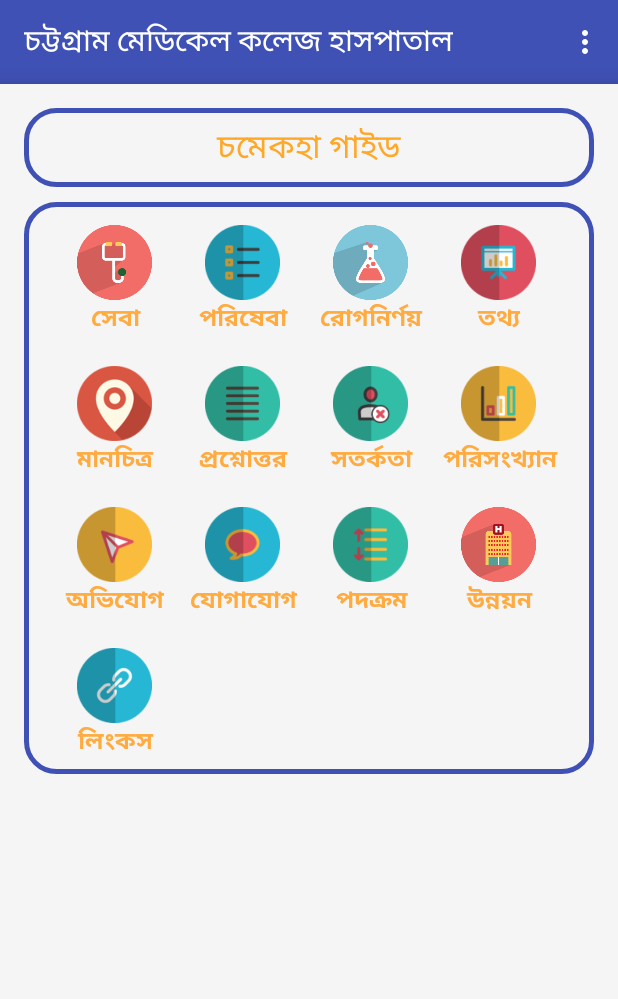
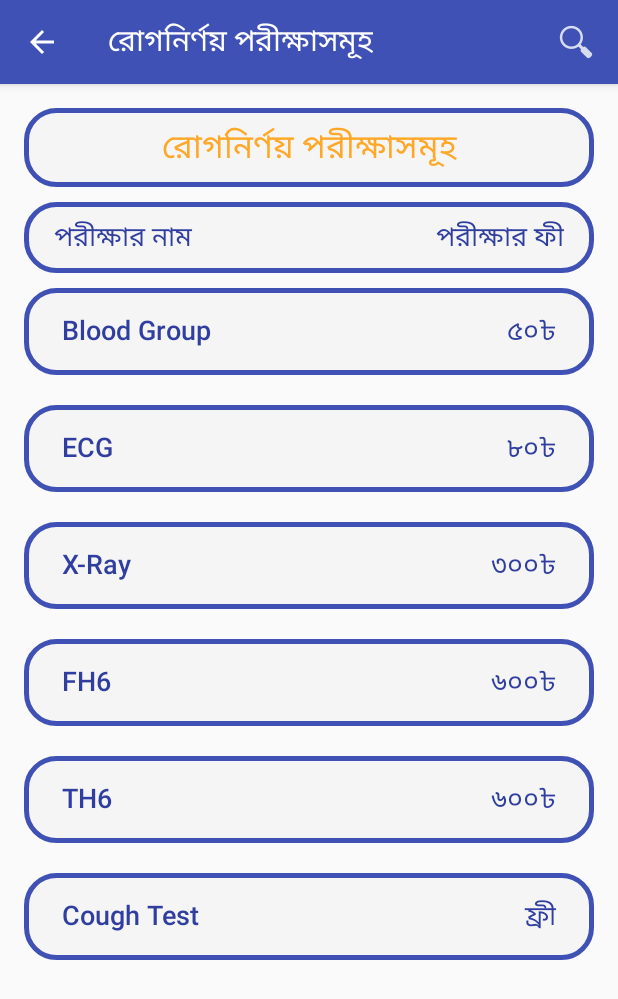
Before and after one commit to Probstat-Infolab/CMCHGuide, an Android app: the screen it shows after launch (MainActivity before the commit, TestListActivity after it), after a tap on "রোগনির্ণয়", on a phone screen of 412 x 824 dp. Shown: the top 999 px of the screen. Run offline under Robolectric (Android 15) with nearby library versions, the phone set to English and light mode, and no system bars.

Commit message:
Fifth Commit - Implemented Tests option

```diff
--- a/app/src/main/java/com/probstatinfolab/cmchguide/MainActivity.java
+++ b/app/src/main/java/com/probstatinfolab/cmchguide/MainActivity.java
@@ -13,6 +13,7 @@ import android.view.MenuItem;
 import android.widget.AdapterView;
 import android.widget.GridView;
 
+import com.probstatinfolab.rognirnoy.TestListActivity;
 import com.probstatinfolab.sheba.SebaActivity;
 
 import java.util.ArrayList;
@@ -58,6 +59,9 @@ public class MainActivity extends AppCompatActivity {
 
                 } else if(position == 2){
 
+                    Intent intent = new Intent(MainActivity.this, TestListActivity.class);
+                    /*intent.addFlags(Intent.FLAG_ACTIVITY_CLEAR_TOP);*/
+                    startActivity(intent);
 
                 }else if(position == 3){
 
--- /dev/null
+++ b/app/src/main/java/com/probstatinfolab/rognirnoy/Test.java
@@ -0,0 +1,48 @@
+package com.probstatinfolab.rognirnoy;
+
+/**
+ * Created by RONY on 25-10-16.
+ */
+public class Test {
+
+    String testName, testFee, testPlace, testPrerequisite;
+
+    public Test(String testName, String testFee, String testPlace, String testPrerequisite) {
+        this.testName = testName;
+        this.testFee = testFee;
+        this.testPlace = testPlace;
+        this.testPrerequisite = testPrerequisite;
+    }
+
+    public String getTestName() {
+        return testName;
+    }
+
+    public String getTestPlace() {
+        return testPlace;
+    }
+
+    public void setTestPrerequisite(String testPrerequisite) {
+        this.testPrerequisite = testPrerequisite;
+    }
+
+    public void setTestName(String testName) {
+        this.testName = testName;
+    }
+
+    public void setTestFee(String testFee) {
+        this.testFee = testFee;
+    }
+
+    public void setTestPlace(String testPlace) {
+        this.testPlace = testPlace;
+    }
+
+    public String getTestPrerequisite() {
+        return testPrerequisite;
+    }
+
+    public String getTestFee() {
+        return testFee;
+    }
+}
--- /dev/null
+++ b/app/src/main/java/com/probstatinfolab/rognirnoy/TestListActivity.java
@@ -0,0 +1,219 @@
+package com.probstatinfolab.rognirnoy;
+
+import android.support.v4.app.NavUtils;
+import android.support.v7.app.AppCompatActivity;
+import android.os.Bundle;
+import android.view.Menu;
+import android.view.MenuItem;
+
+import com.probstatinfolab.cmchguide.R;
+
+import android.app.SearchManager;
+import android.content.Context;
+import android.content.Intent;
+import android.support.v4.app.NavUtils;
+import android.support.v7.app.AppCompatActivity;
+import android.os.Bundle;
+import android.support.v7.widget.SearchView;
+import android.view.LayoutInflater;
+import android.view.Menu;
+import android.view.MenuItem;
+import android.view.View;
+import android.view.ViewGroup;
+import android.widget.AdapterView;
+import android.widget.BaseAdapter;
+import android.widget.ListView;
+import android.widget.TextView;
+import java.util.ArrayList;
+
+public class TestListActivity extends AppCompatActivity  implements SearchView.OnQueryTextListener, SearchView.OnCloseListener{
+
+
+    ArrayList<Test> testList;
+    ListView testListView;
+    TestListAdapter testListAdapter;
+
+    SearchView searchView;
+    SearchManager searchManager;
+
+
+
+    @Override
+    protected void onCreate(Bundle savedInstanceState) {
+        super.onCreate(savedInstanceState);
+        setContentView(R.layout.activity_test_list);
+
+        getSupportActionBar().setHomeButtonEnabled(true);
+        getSupportActionBar().setDisplayHomeAsUpEnabled(true);
+
+        testListView = (ListView) findViewById(R.id.listViewTest);
+        loadTestList("");
+        testListView.setOnItemClickListener(new AdapterView.OnItemClickListener() {
+            @Override
+            public void onItemClick(AdapterView<?> parent, View view, int position, long id) {
+
+                Intent intent = new Intent(TestListActivity.this, TestDetailsActivity.class);
+
+                TextView tv = (TextView) view.findViewById(R.id.textViewTestFee);
+
+                String testFee= tv.getText().toString();
+                String testName = testList.get(position).getTestName();
+                String testPlace = testList.get(position).getTestPlace();
+                String testPre = testList.get(position).getTestPrerequisite();
+
+                intent.putExtra("TestName",testName);
+                intent.putExtra("TestFee", testFee);
+                intent.putExtra("TestPlace", testPlace);
+                intent.putExtra("TestPre", testPre);
+                startActivity(intent);
+            }
+        });
+
+        searchManager = (SearchManager)getSystemService(SEARCH_SERVICE);
+
+    }
+
+    @Override
+    public boolean onCreateOptionsMenu(Menu menu) {
+        // Inflate the menu; this adds items to the action bar if it is present.
+        getMenuInflater().inflate(R.menu.menu_testlist, menu);
+
+
+        SearchView searchView = (SearchView) menu.findItem(R.id.action_search_test).getActionView();
+        SearchManager searchManager = (SearchManager) getSystemService(SEARCH_SERVICE);
+        searchView.setSearchableInfo(searchManager.getSearchableInfo(getComponentName()));
+        searchView.setOnQueryTextListener(this);
+        searchView.setOnCloseListener(this);
+        searchView.setIconifiedByDefault(false);
+        return super.onCreateOptionsMenu(menu);
+        //searchView.requestFocus();
+    }
+
+    @Override
+    public boolean onOptionsItemSelected(MenuItem item) {
+        // Handle action bar item clicks here. The action bar will
+        // automatically handle clicks on the Home/Up button, so long
+        // as you specify a parent activity in AndroidManifest.xml.
+        int id = item.getItemId();
+
+        if(id == android.R.id.home){
+
+            NavUtils.navigateUpFromSameTask(this);
+
+        }
+        return super.onOptionsItemSelected(item);
+    }
+
+    private ArrayList<Test> getTestList(String k){
+
+        ArrayList<Test> temp = new ArrayList<Test>();
+        String testName[] = getResources().getStringArray(R.array.test_names);
+        String testPlaces[] = getResources().getStringArray(R.array.test_place);
+        String testFees[] = getResources().getStringArray(R.array.test_fee);
+        String testPre[] = getResources().getStringArray(R.array.test_prerequisite);
+
+        for(int i=0; i<testName.length; i++){
+            temp.add(new Test(testName[i], testFees[i], testPlaces[i], testPre[i]));
+        }
+
+        if(k.equals("")){
+
+            return temp;
+
+        }else{
+
+            for(int i= 0; i<testList.size(); i++){
+
+                if(!testList.get(i).getTestName().toLowerCase().contains(k.toLowerCase())){
+                    testList.remove(i);
+                    i-=1;
+                }
+
+            }
+            temp = testList;
+        }
+
+        return temp;
+    }
+
+    public void loadTestList(String key){
+
+        testList = getTestList(key);
+        testListAdapter = new TestListAdapter(testList, getApplicationContext());
+        testListView.setAdapter(testListAdapter);
+
+    }
+
+    @Override
+    public boolean onClose() {
+        //Toast.makeText(getApplicationContext(), "On close", Toast.LENGTH_SHORT).show();
+        return false;
+    }
+
+    @Override
+    public boolean onQueryTextSubmit(String query) {
+        //Toast.makeText(getApplicationContext(), query, Toast.LENGTH_SHORT).show();
+        return false;
+    }
+
+    @Override
+    public boolean onQueryTextChange(String newText) {
+        //Toast.makeText(getApplicationContext(), newText, Toast.LENGTH_SHORT).show();
+
+        loadTestList(newText);
+        return false;
+    }
+
+
+    private class TestListAdapter extends BaseAdapter{
+
+        Context context;
+        ArrayList<Test> testList;
+
+        public TestListAdapter(ArrayList<Test> testList, Context context) {
+            this.testList = testList;
+            this.context = context;
+        }
+
+        @Override
+        public int getCount() {
+            return testList.size();
+        }
+
+        @Override
+        public Object getItem(int position) {
+            return testList.get(position);
+        }
+
+        @Override
+        public long getItemId(int position) {
+            return 0;
+        }
+
+        @Override
+        public View getView(int position, View convertView, ViewGroup parent) {
+
+            LayoutInflater inflater = (LayoutInflater) context.getSystemService(Context.LAYOUT_INFLATER_SERVICE);
+
+            if(convertView == null){
+                convertView = inflater.inflate(R.layout.test_list_item, parent, false);
+            }
+
+            String free = getResources().getString(R.string.free);
+            String taka = getResources().getString(R.string.taka);
+
+            //our views
+            TextView testName = (TextView) convertView.findViewById(R.id.textViewTestName);
+            TextView testFee = (TextView) convertView.findViewById(R.id.textViewTestFee);
+
+            if(testList.get(position).getTestFee().equals(free)){
+                testFee.setText(testList.get(position).getTestFee());
+            }else{
+                testFee.setText(testList.get(position).getTestFee() + taka);
+            }
+            testName.setText(testList.get(position).getTestName());
+            return convertView;
+        }
+
+    }
+}
--- /dev/null
+++ b/app/src/main/res/layout/activity_test_list.xml
@@ -0,0 +1,63 @@
+<?xml version="1.0" encoding="utf-8"?>
+<LinearLayout xmlns:android="http://schemas.android.com/apk/res/android"
+xmlns:tools="http://schemas.android.com/tools"
+android:layout_width="match_parent"
+android:layout_height="match_parent"
+android:paddingBottom="@dimen/activity_vertical_margin"
+android:paddingLeft="@dimen/activity_horizontal_margin"
+android:paddingRight="@dimen/activity_horizontal_margin"
+android:paddingTop="@dimen/activity_vertical_margin"
+android:orientation="vertical"
+tools:context="com.probstatinfolab.rognirnoy.TestListActivity">
+
+<TextView
+    android:layout_width="match_parent"
+    android:layout_height="wrap_content"
+    android:textAppearance="?android:attr/textAppearanceLarge"
+    android:text="@string/test_list_label"
+    android:id="@+id/textView"
+    android:gravity="center"
+    android:padding="10dp"
+    android:layout_marginBottom="10dp"
+    android:textColor="@color/colorOrange"
+    android:background="@xml/rounded_corner"
+    android:layout_gravity="center_horizontal" />
+
+<LinearLayout
+    android:orientation="horizontal"
+    android:layout_width="match_parent"
+    android:layout_height="wrap_content"
+    android:padding="10dp"
+    android:background="@xml/rounded_corner">
+    <TextView
+        android:id="@+id/textViewTestName"
+        android:layout_width="0dp"
+        android:layout_height="wrap_content"
+        android:layout_weight="3"
+        android:paddingLeft="10dp"
+        android:text="@string/test_name"
+        android:gravity="left"
+        android:textColor="@color/colorPrimaryDark"
+        android:textAppearance="?android:attr/textAppearanceMedium" />
+
+    <TextView
+        android:id="@+id/textViewTestFee"
+        android:layout_width="0dp"
+        android:layout_height="wrap_content"
+        android:layout_weight="2"
+        android:text="@string/test_fee"
+        android:paddingRight="10dp"
+        android:gravity="right"
+        android:textColor="@color/colorPrimaryDark"
+        android:textAppearance="?android:attr/textAppearanceMedium" />
+</LinearLayout>
+
+<ListView
+    android:layout_width="match_parent"
+    android:layout_height="wrap_content"
+    android:layout_marginTop="10dp"
+    android:dividerHeight="20dp"
+    android:divider="@android:color/transparent"
+    android:id="@+id/listViewTest" />
+
+</LinearLayout>
--- /dev/null
+++ b/app/src/main/res/layout/test_list_item.xml
@@ -0,0 +1,31 @@
+<?xml version="1.0" encoding="utf-8"?>
+<LinearLayout xmlns:android="http://schemas.android.com/apk/res/android"
+    android:layout_width="match_parent"
+    android:layout_height="wrap_content"
+    android:layout_margin="10dp"
+    android:background="@xml/rounded_corner"
+    android:orientation="horizontal"
+    android:padding="15dp">
+
+    <TextView
+        android:id="@+id/textViewTestName"
+        android:layout_width="0dp"
+        android:layout_height="wrap_content"
+        android:layout_weight="3"
+        android:paddingLeft="10dp"
+        android:text="Medium Text"
+        android:gravity="left"
+        android:textColor="@color/colorPrimaryDark"
+        android:textAppearance="?android:attr/textAppearanceMedium" />
+
+    <TextView
+        android:id="@+id/textViewTestFee"
+        android:layout_width="0dp"
+        android:layout_height="wrap_content"
+        android:layout_weight="2"
+        android:text="@string/taka"
+        android:paddingRight="10dp"
+        android:gravity="right"
+        android:textColor="@color/colorPrimaryDark"
+        android:textAppearance="?android:attr/textAppearanceMedium" />
+</LinearLayout>
--- /dev/null
+++ b/app/src/main/res/menu/menu_testlist.xml
@@ -0,0 +1,13 @@
+<menu xmlns:android="http://schemas.android.com/apk/res/android"
+    xmlns:app="http://schemas.android.com/apk/res-auto"
+    xmlns:tools="http://schemas.android.com/tools"
+    tools:context="com.example.rony.gridview.com.example.rony.gridview.test.TestListActivity">
+
+    <item
+        android:id="@+id/action_search_test"
+        android:title="@string/search_test"
+        android:icon="@drawable/ic_action_search"
+        app:showAsAction="ifRoom|collapseActionView"
+        app:actionViewClass = "android.support.v7.widget.SearchView"/>
+
+</menu>
--- a/app/src/main/res/values/rognirnoy_strings.xml
+++ b/app/src/main/res/values/rognirnoy_strings.xml
@@ -16,7 +16,7 @@
     <string name="test_fee">পরীক্ষার ফী</string>
     <string name="taka">\u09F3</string>
     <string name="free">ফ্রী</string>
-    <string name="search_test">Search Test</string>
+    <string name="search_test">পরীক্ষা খুঁজুন</string>
 
     <string-array name="test_names">
         <item>Blood Group</item>
```
Also changed, not shown: app/src/main/AndroidManifest.xml (+18 -1 lines), app/src/main/java/com/probstatinfolab/rognirnoy/TestDetailsActivity.java (added, +72 -0 lines), app/src/main/res/layout/activity_test_details.xml (added, +69 -0 lines), app/src/main/res/menu/menu_test_details.xml (added, +12 -0 lines), app/src/main/res/xml/searchable.xml (added, +7 -0 lines), app/src/main/res/drawable-hdpi/ic_action_search.png (added), app/src/main/res/drawable-mdpi/ic_action_search.png (added), app/src/main/res/drawable-xhdpi/ic_action_search.png (added), app/src/main/res/drawable-xxhdpi/ic_action_search.png (added).
